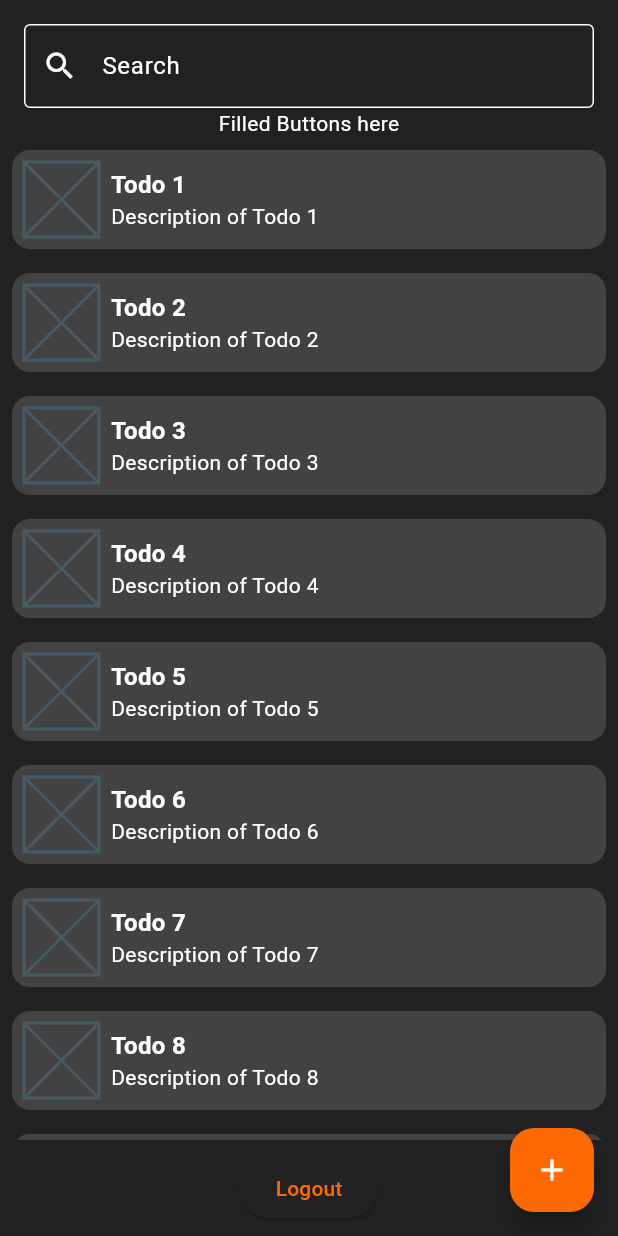
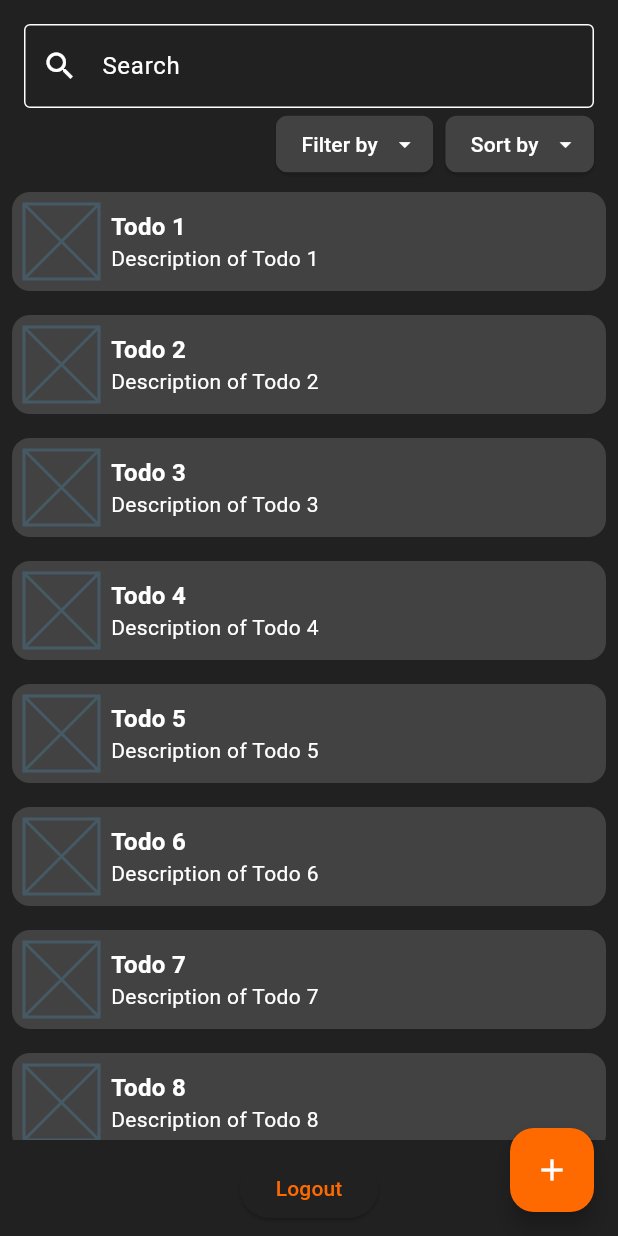
Before and after one commit to RubberDuckCrew/gitdone, a Flutter app: the Homeview screen opened directly, on a phone screen of 412 x 824 dp. Run offline on Flutter 3.47's test engine with Material 3 defaults, Android fonts, the phone set to English and light mode, and no system bars; our stand-ins replace flutter_secure_storage, flutter_svg, package_info_plus, shared_preferences; missing offline and left inert: github_flutter; accounts and stored records are empty.

Commit message:
:sparkles: Add filter and sort dropdowns to Homeview

```diff
--- a/lib/ui/home/home_view.dart
+++ b/lib/ui/home/home_view.dart
@@ -1,6 +1,7 @@
 import 'package:flutter/material.dart';
 import 'package:gitdone/core/models/token_handler.dart';
 import 'package:gitdone/ui/_widgets/todo.dart';
+import 'package:gitdone/ui/home/widgets/dropdown_filter_chip.dart';
 import 'package:gitdone/ui/welcome/welcome_view.dart';
 
 class Homeview extends StatefulWidget {
@@ -43,7 +44,34 @@ class _HomeviewState extends State<Homeview> {
                 ),
               ),
             ),
-            Text("Filled Buttons here"),
+            Padding(
+              padding: EdgeInsets.only(right: 16),
+              child: Row(
+                mainAxisAlignment: MainAxisAlignment.end,
+                children: [
+                  FilterChipDropdown(
+                    items: [
+                      FilterChipItem(value: "All", label: "All"),
+                      FilterChipItem(value: "Completed", label: "Completed"),
+                      FilterChipItem(value: "Pending", label: "Pending"),
+                    ],
+                    initialLabel: "Filter by",
+                    allowMultipleSelection: false,
+                  ),
+                  const SizedBox(width: 8),
+                  FilterChipDropdown(
+                    items: [
+                      FilterChipItem(value: "All", label: "All"),
+                      FilterChipItem(value: "Today", label: "Today"),
+                      FilterChipItem(value: "This Week", label: "This Week"),
+                      FilterChipItem(value: "This Month", label: "This Month"),
+                    ],
+                    initialLabel: "Sort by",
+                    allowMultipleSelection: false,
+                  ),
+                ],
+              ),
+            ),
             Expanded(
               child: ListView(
                 shrinkWrap: true,
```
